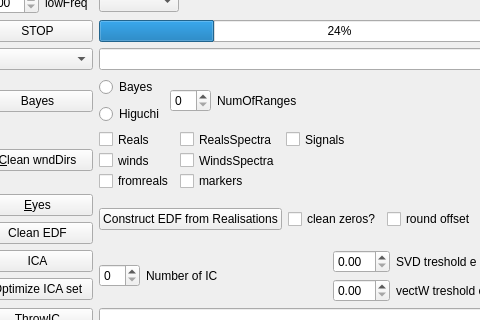
The window that mainwindow.ui (ArtfulVampire/SecondGUIrepo) describes before a commit, drawn with Qt 5; both pictures show x 412 to 892 and y 301 to 621 of the 1207 by 890 pixel window.
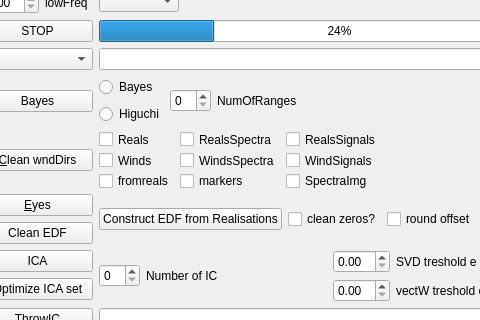
The same window after the commit.

```diff
--- a/mainwindow.ui
+++ b/mainwindow.ui
@@ -1073,7 +1073,7 @@
        <item row="1" column="0">
         <widget class="QCheckBox" name="cleanWindowsCheckBox">
          <property name="text">
-          <string>winds</string>
+          <string>Winds</string>
          </property>
         </widget>
        </item>
@@ -1127,7 +1127,21 @@
        <item row="0" column="2">
         <widget class="QCheckBox" name="cleanSignalsCheckBox">
          <property name="text">
-          <string>Signals</string>
+          <string>RealsSignals</string>
+         </property>
+        </widget>
+       </item>
+       <item row="2" column="2">
+        <widget class="QCheckBox" name="cleanSpectraImgCheckBox">
+         <property name="text">
+          <string>SpectraImg</string>
+         </property>
+        </widget>
+       </item>
+       <item row="1" column="2">
+        <widget class="QCheckBox" name="cleanWindowsSignalsCheckBox">
+         <property name="text">
+          <string>WindSignals</string>
          </property>
         </widget>
        </item>
```
Left out of the diff: 4 changed lines with no effect on the pictures.
